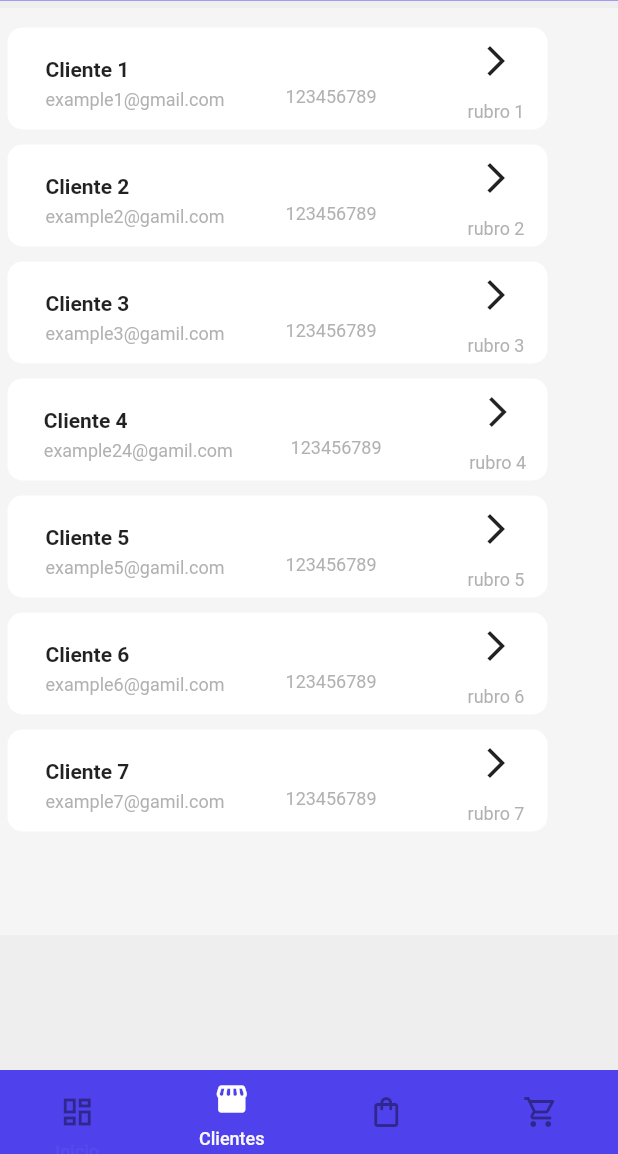
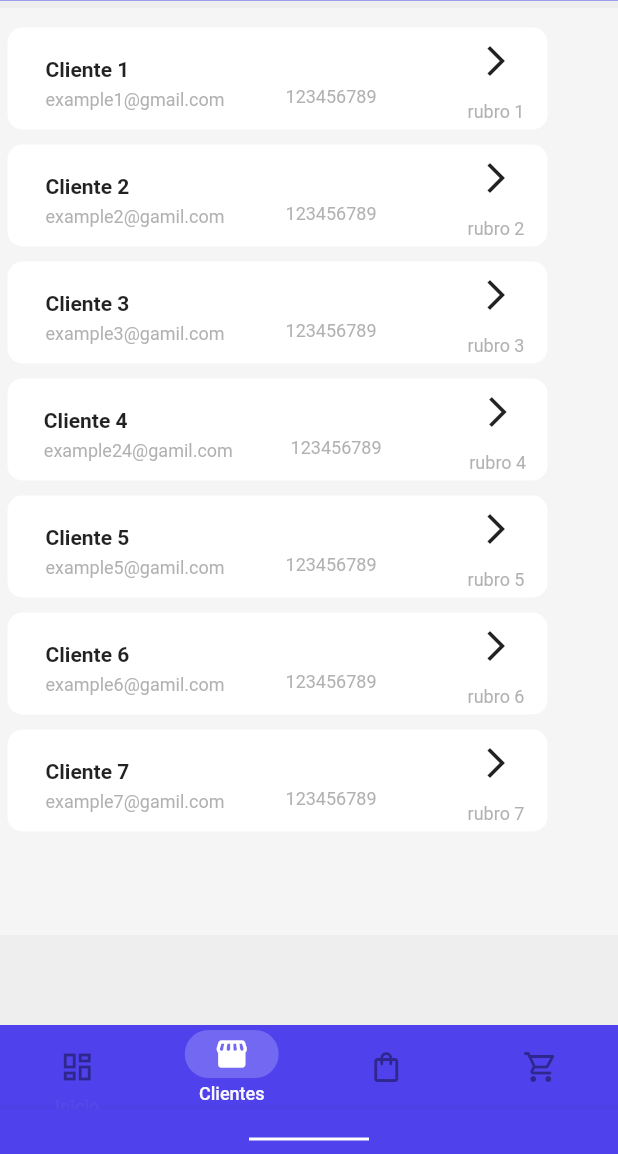
Before and after one commit to Abdielcastll/SFA_AGNOSTIKO, a Flutter app: the NaviPages screen opened by its route, item 2 of the bottom bar chosen, on a phone screen of 412 x 824 dp, the part 82-1236 px from its top. Run offline on Flutter 3.47's test engine with Material 2 defaults, Android fonts, the phone set to English and light mode, and no system bars; our stand-ins replace cloud_firestore, email_validator, firebase_auth, firebase_core, flutter_swiper_plus, fluttertoast and 1 more; accounts and stored records are empty; network calls fail.

Commit message:
Modificar bottom bar navegation para que tenga un decorador permanente estilizado

```diff
--- a/lib/src/pages/navigation_pages/navi_pages.dart
+++ b/lib/src/pages/navigation_pages/navi_pages.dart
@@ -8,6 +8,7 @@ import 'package:pwa_sales2go_flutter/src/pages/navigation_pages/dashboard/dashbo
 import 'package:pwa_sales2go_flutter/src/pages/navigation_pages/records/records_tabs.dart';
 import 'package:pwa_sales2go_flutter/src/theme/theme.dart';
 import 'package:pwa_sales2go_flutter/src/widgets/appbar/appbar_home.dart';
+import 'package:pwa_sales2go_flutter/src/widgets/appbar/bottom_decoration.dart';
 
 class NaviPages extends StatefulWidget {
   const NaviPages({Key? key}) : super(key: key);
@@ -33,8 +34,12 @@ class _NaviPagesState extends State<NaviPages> {
         title: 'SFA Agnostiko',
       ),
       body: screens[index],
-      bottomNavigationBar: NavigationBarTheme(
+      bottomNavigationBar: Stack(
+        // mainAxisAlignment: MainAxisAlignment.end,
+        children: [
+          NavigationBarTheme(
             data: NavigationBarThemeData(
+              indicatorColor: Colors.white.withOpacity(0.2),
               labelTextStyle: MaterialStateProperty.all(
                 TextStyle(
                   fontSize: 12,
@@ -46,7 +51,8 @@ class _NaviPagesState extends State<NaviPages> {
             child: NavigationBar(
               height: 56.0,
               backgroundColor: myTheme.colorScheme.secondary,
-          labelBehavior: NavigationDestinationLabelBehavior.onlyShowSelected,
+              labelBehavior:
+                  NavigationDestinationLabelBehavior.onlyShowSelected,
               animationDuration: Duration(seconds: 2),
               selectedIndex: index,
               onDestinationSelected: (int i) {
@@ -99,6 +105,12 @@ class _NaviPagesState extends State<NaviPages> {
               ],
             ),
           ),
+          Container(
+            padding: const EdgeInsets.only(top: 56.0),
+            child: BottomDecoration(),
+          ),
+        ],
+      ),
     );
   }
 }
```
Lines whose indentation alone changed are shown as unchanged.
